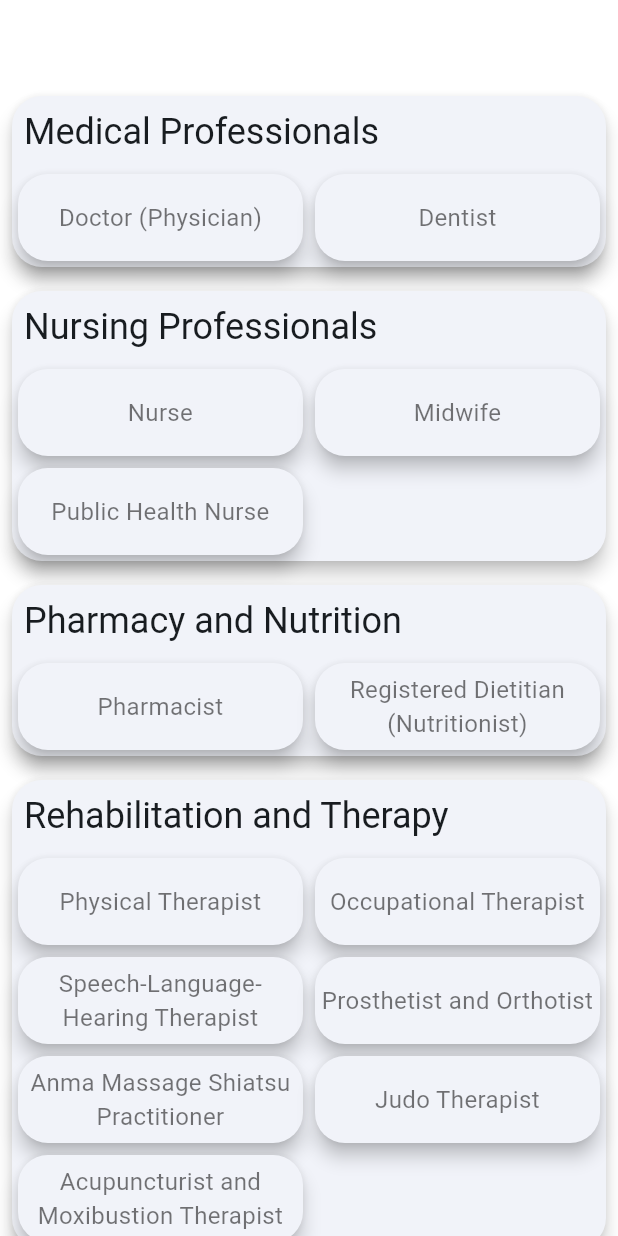
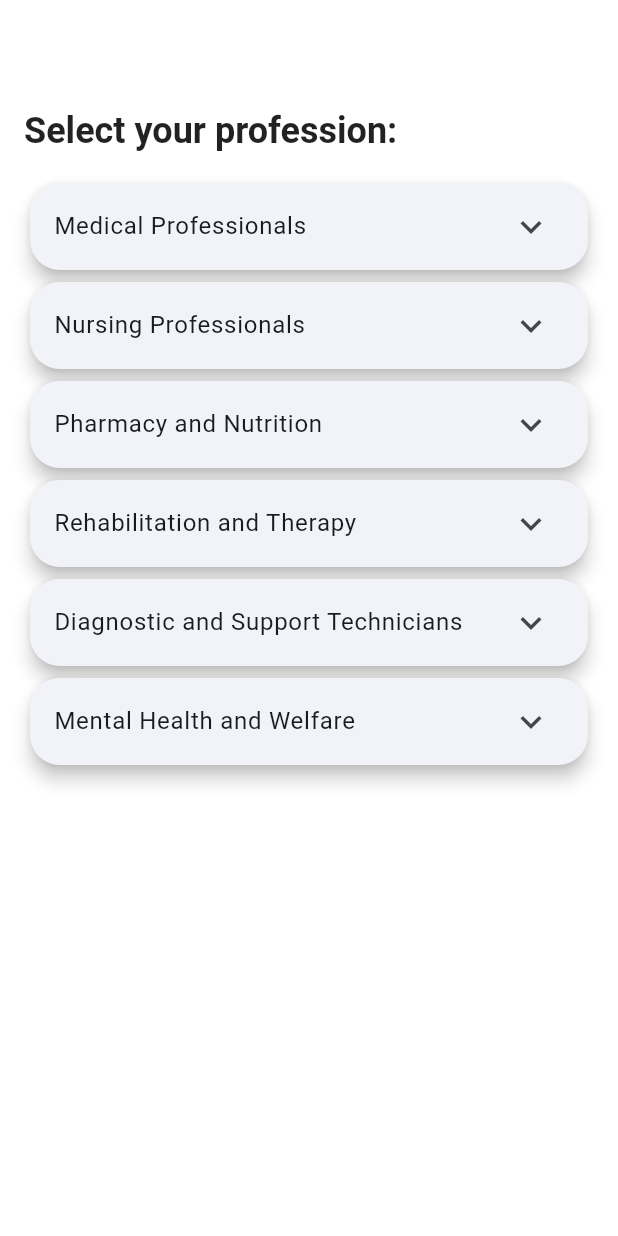
Before and after one commit to vv01sam/medical_learning_ai, a Flutter app: the CreateCourseScreen screen opened directly, on a phone screen of 412 x 824 dp. Run offline on Flutter 3.47's test engine with Material 3 defaults, Android fonts, the phone set to English and light mode, and no system bars; our stand-ins replace cloud_firestore, firebase_auth, firebase_core, firebase_remote_config, firebase_vertexai, fl_chart and 2 more; accounts and stored records are empty; Roboto replaces fonts that are missing (RoundedMplus1c).

Commit message:
オリジナルコース機能AIエージェント作成中UI調整

```diff
--- a/lib/screens/create_course_screen.dart
+++ b/lib/screens/create_course_screen.dart
@@ -1,7 +1,12 @@
 import 'package:flutter/material.dart';
 import 'course_detail_screen.dart'; // 新しいページをインポート
 
-class CreateCourseScreen extends StatelessWidget {
+class CreateCourseScreen extends StatefulWidget {
+  @override
+  _CreateCourseScreenState createState() => _CreateCourseScreenState();
+}
+
+class _CreateCourseScreenState extends State<CreateCourseScreen> {
   final Map<String, List<String>> categories = {
     'Medical Professionals': ['Doctor (Physician)', 'Dentist'],
     'Nursing Professionals': ['Nurse', 'Midwife', 'Public Health Nurse'],
@@ -31,65 +36,47 @@ class CreateCourseScreen extends StatelessWidget {
     ],
   };
 
+  String? selectedCategory;
+  String? selectedProfession;
+
   @override
   Widget build(BuildContext context) {
     return Scaffold(
       appBar: AppBar(
         title: Text('Create Your Own Course'),
       ),
-      body: ListView.builder(
-        itemCount: categories.length,
-        itemBuilder: (context, index) {
-          String category = categories.keys.elementAt(index);
-          List<String> professions = categories[category]!;
+      body: ListView(
+        padding: EdgeInsets.all(16.0),
+        children: [
+          Text(
+            'Select your profession:',
+            style: Theme.of(context).textTheme.titleLarge,
+          ),
+          SizedBox(height: 16),
+          ...categories.entries.map((entry) => _buildCategoryExpansionTile(entry.key, entry.value)),
+        ],
+      ),
+    );
+  }
+
+  Widget _buildCategoryExpansionTile(String category, List<String> professions) {
     return Card(
-            margin: EdgeInsets.all(8.0),
-            child: Column(
-              crossAxisAlignment: CrossAxisAlignment.start,
-              children: [
-                Padding(
-                  padding: EdgeInsets.all(8.0),
-                  child: Text(
-                    category,
-                    style: Theme.of(context).textTheme.headlineSmall, // Updated from headline6 to headlineSmall
-                  ),
-                ),
-                GridView.builder(
-                  shrinkWrap: true,
-                  physics: NeverScrollableScrollPhysics(),
-                  gridDelegate: SliverGridDelegateWithFixedCrossAxisCount(
-                    crossAxisCount: 2,
-                    childAspectRatio: 3,
-                  ),
-                  itemCount: professions.length,
-                  itemBuilder: (context, index) {
-                    return InkWell(
+      child: ExpansionTile(
+        title: Text(category),
+        children: professions.map((profession) => ListTile(
+          title: Text(profession),
           onTap: () {
             Navigator.push(
               context,
               MaterialPageRoute(
                 builder: (context) => CourseDetailScreen(
                   category: category,
-                              profession: professions[index],
+                  profession: profession,
                 ),
               ),
             );
           },
-                      child: Card(
-                        child: Center(
-                          child: Text(
-                            professions[index],
-                            textAlign: TextAlign.center,
-                          ),
-                        ),
-                      ),
-                    );
-                  },
-                ),
-              ],
-            ),
-          );
-        },
+        )).toList(),
       ),
     );
   }
```
Lines whose indentation alone changed are shown as unchanged.
